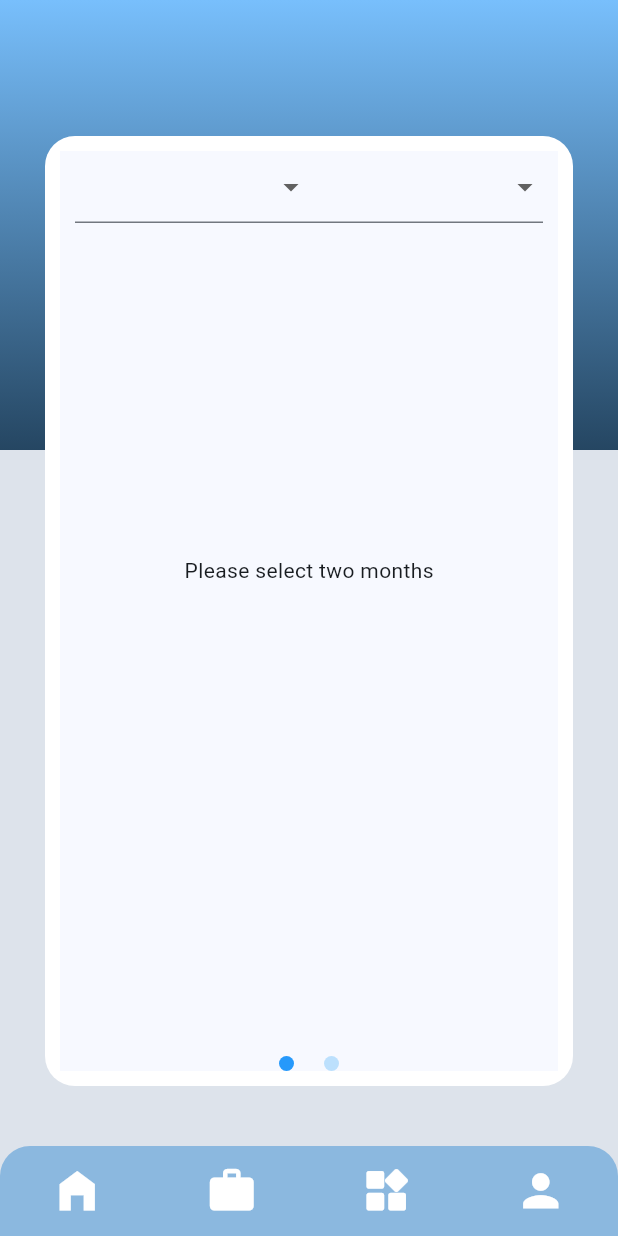
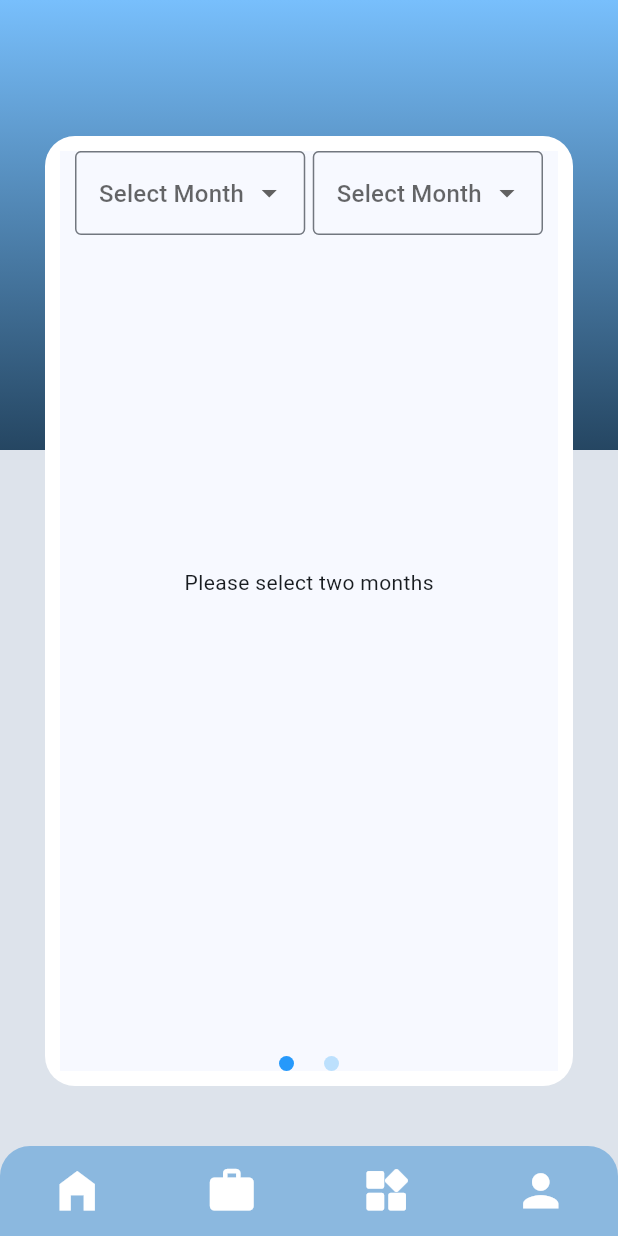
Before and after one commit to eter-null/spendwise-tracker, a Flutter app: the screen it shows after launch, on a phone screen of 412 x 824 dp. Run offline on Flutter 3.47's test engine with Material 3 defaults, Android fonts, the phone set to English and light mode, and no system bars; drawn by our look-alikes of smooth_page_indicator; our stand-ins replace charts_flutter, cloud_firestore, firebase_auth, firebase_core, fl_chart, google_fonts and 2 more; accounts and stored records are empty.

```diff
--- a/lib/screens/analysis_page.dart
+++ b/lib/screens/analysis_page.dart
@@ -61,8 +61,17 @@ class _AnalysisPage extends State<AnalysisPage> {
                                               });
                                             },
                                             items: _buildMonthDropdownItems(),
+                                            decoration: InputDecoration(
+                                              hintText: 'Select Month', // Add your hint text here
+                                              border: OutlineInputBorder(
+                                                borderSide: BorderSide(color: MyColor.yinminBlue),
+                                              ),
+                                              //prefixIcon: Icon(Icons.calendar_month, size: 20),
+                                            ),
                                           ),
                                         ),
+
+                                        SizedBox(width: 5),
 
                                         //dropdown 2
                                         Expanded(
@@ -75,6 +84,13 @@ class _AnalysisPage extends State<AnalysisPage> {
                                               });
                                             },
                                             items: _buildMonthDropdownItems(),
+                                            decoration: InputDecoration(
+                                              hintText: 'Select Month',
+                                              border: OutlineInputBorder(
+                                                borderSide: BorderSide(color: MyColor.yinminBlue),
+                                              ),
+                                              //prefixIcon: Icon(Icons.calendar_month, size: 20),
+                                            ),
                                           ),
                                         ),
                                       ],
@@ -106,7 +122,10 @@ class _AnalysisPage extends State<AnalysisPage> {
     return months.map((String month) {
       return DropdownMenuItem<String>(
         value: month,
-        child: Text(month),
+        child: Text(month,
+          style: TextStyle(fontSize: 15),
+        ),
+
       );
     }).toList();
   }
```
